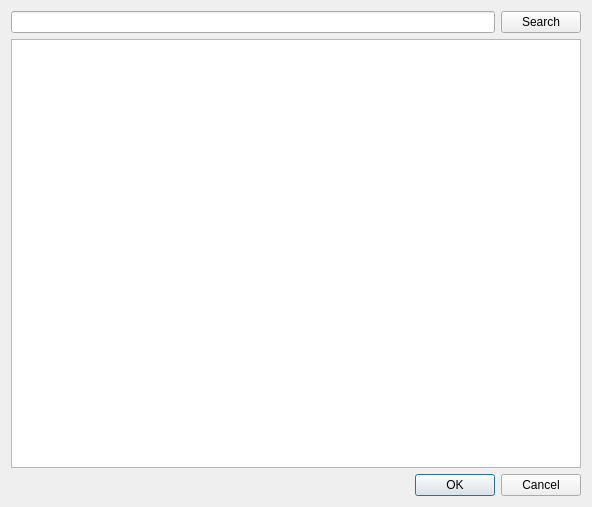
Old version of the form src/Sigil/Form_Files/FetchMetadata.ui in the repository marek-g/Sigil.
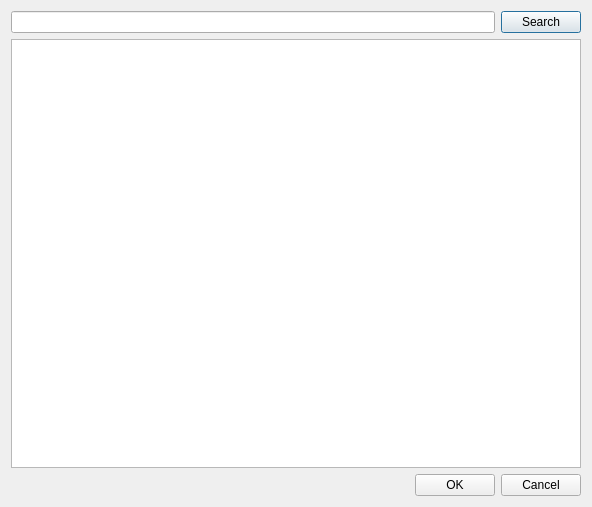
New version of the form.

Commit message: FetchMetadata: fetch html on list item click.

```diff
--- a/src/Sigil/Form_Files/FetchMetadata.ui
+++ b/src/Sigil/Form_Files/FetchMetadata.ui
@@ -24,6 +24,12 @@
        <property name="text">
         <string>Search</string>
        </property>
+       <property name="autoDefault">
+        <bool>false</bool>
+       </property>
+       <property name="default">
+        <bool>true</bool>
+       </property>
       </widget>
      </item>
     </layout>
@@ -39,6 +45,9 @@
      <property name="standardButtons">
       <set>QDialogButtonBox::Cancel|QDialogButtonBox::Ok</set>
      </property>
+     <property name="centerButtons">
+      <bool>false</bool>
+     </property>
     </widget>
    </item>
   </layout>
```
The commit also changes 2 other files.
